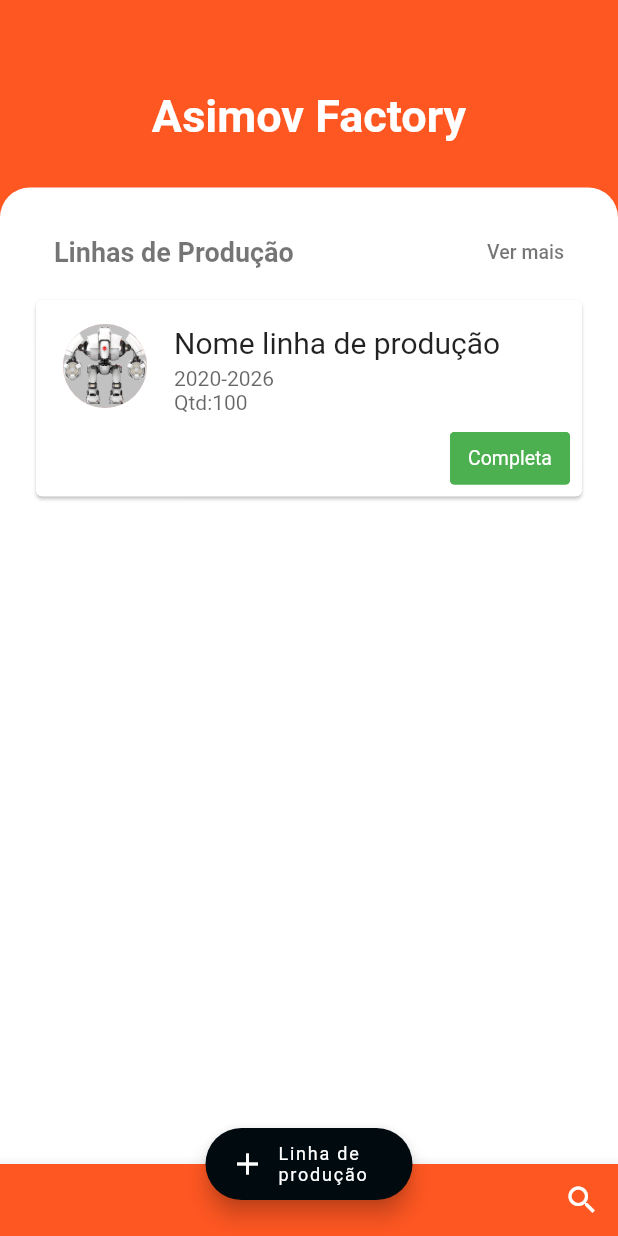
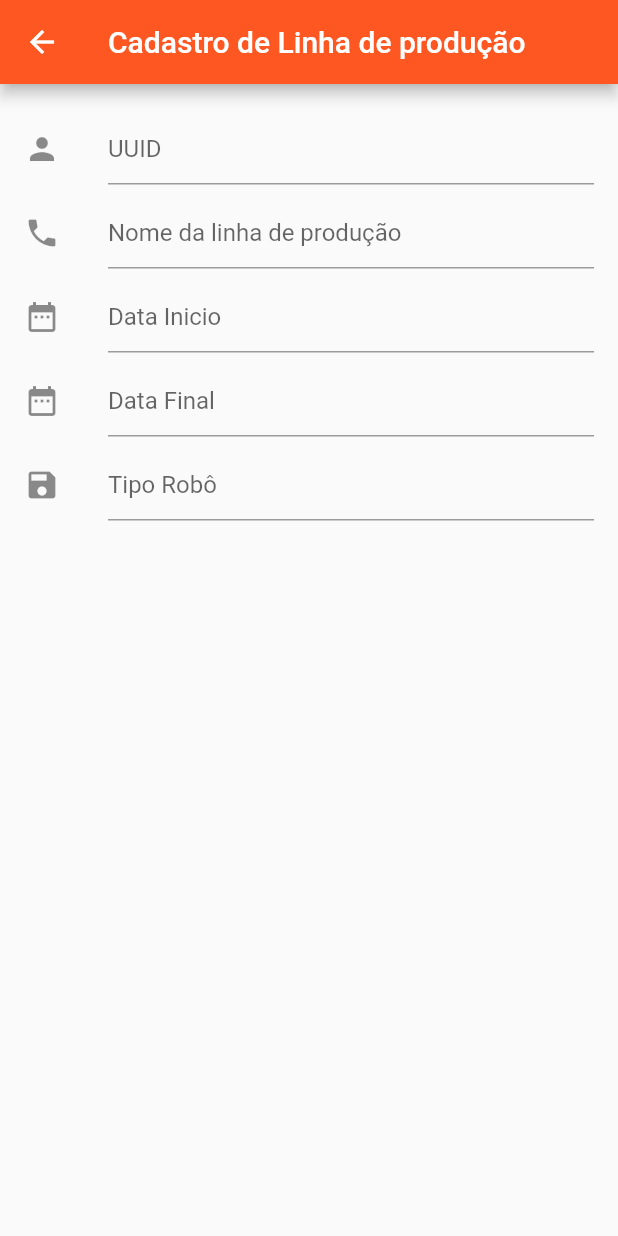
Before and after one commit to jjeanjacques10/dsrpt21-app, a Flutter app: the screen it shows after launch, after a tap on "Linha de produção", on a phone screen of 412 x 824 dp. Run offline on Flutter 3.47's test engine with Material 2 defaults, Android fonts, the phone set to English and light mode, and no system bars; drawn by our look-alikes of getwidget; our stand-ins replace carousel_slider, google_fonts.

Commit message:
Start Forms

```diff
--- /dev/null
+++ b/lib/app/screens/create_production_line.dart
@@ -0,0 +1,71 @@
+import 'package:flutter/material.dart';
+
+class CreateProductionLine extends StatefulWidget {
+  CreateProductionLine({Key key}) : super(key: key);
+
+  @override
+  _CreateProductionLineState createState() => _CreateProductionLineState();
+}
+
+class _CreateProductionLineState extends State<CreateProductionLine> {
+  final _formKey = GlobalKey<FormState>();
+
+  @override
+  Widget build(BuildContext context) {
+    return Scaffold(
+      appBar: AppBar(
+        title: Text('Cadastro de Linha de produção'),
+      ),
+      body: SingleChildScrollView(
+        padding: EdgeInsets.only(top: 15),
+        child: Form(
+          key: _formKey,
+          child: Column(
+            children: [
+              new ListTile(
+                leading: const Icon(Icons.person),
+                title: new TextField(
+                  decoration: new InputDecoration(
+                    hintText: "UUID",
+                  ),
+                ),
+              ),
+              new ListTile(
+                leading: const Icon(Icons.phone),
+                title: new TextField(
+                  decoration: new InputDecoration(
+                    hintText: "Nome da linha de produção",
+                  ),
+                ),
+              ),
+              new ListTile(
+                leading: const Icon(Icons.date_range),
+                title: new TextField(
+                  decoration: new InputDecoration(
+                    hintText: "Data Inicio",
+                  ),
+                ),
+              ),
+              new ListTile(
+                leading: const Icon(Icons.date_range),
+                title: new TextField(
+                  decoration: new InputDecoration(
+                    hintText: "Data Final",
+                  ),
+                ),
+              ),
+              new ListTile(
+                leading: const Icon(Icons.save),
+                title: new TextField(
+                  decoration: new InputDecoration(
+                    hintText: "Tipo Robô",
+                  ),
+                ),
+              ),
+            ],
+          ),
+        ),
+      ),
+    );
+  }
+}
--- a/lib/app/screens/home_screen.dart
+++ b/lib/app/screens/home_screen.dart
@@ -0,0 +1,159 @@
+import 'package:dsrpt21_app/app/layout/colors.dart';
+import 'package:dsrpt21_app/app/layout/constants.dart';
+import 'package:dsrpt21_app/app/widgets/card_production.dart';
+import 'package:flutter/material.dart';
+import 'package:getwidget/getwidget.dart';
+
+class HomeScreen extends StatefulWidget {
+  HomeScreen({Key key}) : super(key: key);
+
+  @override
+  _HomeScreenState createState() => _HomeScreenState();
+}
+
+class _HomeScreenState extends State<HomeScreen> {
+  final GFBottomSheetController _controller = GFBottomSheetController();
+  // This widget is the root of your application.
+  @override
+  Widget build(BuildContext context) {
+    var homeItems = [
+      ListTile(
+          title: Text(
+            'Linhas de Produção',
+            style: headline2,
+          ),
+          trailing: GestureDetector(
+            // When the child is tapped, show a snackbar.
+            onTap: () {},
+            // The custom button
+            child: Text(
+              'Ver mais',
+              style: subtitle2,
+            ),
+          )),
+      carProduction(),
+      carProduction(),
+      ListTile(
+          title: Text(
+            'Modelos',
+            style: headline2,
+          ),
+          trailing: GestureDetector(
+            // When the child is tapped, show a snackbar.
+            onTap: () {},
+            // The custom button
+            child: Text(
+              'Ver mais',
+              style: subtitle2,
+            ),
+          )),
+      Container(
+        margin: EdgeInsets.symmetric(vertical: 20.0),
+        height: 200.0,
+        child: new ListView(
+          scrollDirection: Axis.horizontal,
+          children: <Widget>[
+            Center(
+              child: Image.asset('assets/models/model1.jpg'),
+            ),
+            SizedBox(
+              width: 10,
+            ),
+            Center(
+              child: Image.asset('assets/models/model2.jpg'),
+            ),
+            SizedBox(
+              width: 10,
+            ),
+            Center(
+              child: Image.asset('assets/models/model3.jpg'),
+            ),
+          ],
+        ),
+      ),
+    ];
+    return MaterialApp(
+      debugShowCheckedModeBanner: false,
+      title: 'DSRPT21',
+      theme: ThemeData(
+        primarySwatch: AppColors.orange,
+        //visualDensity: VisualDensity.adaptivePlatformDensity,
+      ),
+      home: Scaffold(
+        backgroundColor: AppColors.orange,
+        body: Column(
+          children: [
+            Container(
+              padding: EdgeInsets.only(
+                  top: 60.0, left: 30.0, right: 30.0, bottom: 30.0),
+              child: Column(
+                crossAxisAlignment: CrossAxisAlignment.start,
+                children: <Widget>[
+                  Text(
+                    'Asimov Factory',
+                    style: TextStyle(
+                      color: Colors.white,
+                      fontSize: 30.0,
+                      fontWeight: FontWeight.w700,
+                    ),
+                  ),
+                ],
+              ),
+            ),
+            Expanded(
+              child: Container(
+                padding: EdgeInsets.symmetric(horizontal: 20.0),
+                decoration: BoxDecoration(
+                  color: Colors.white,
+                  borderRadius: BorderRadius.only(
+                    topLeft: Radius.circular(20.0),
+                    topRight: Radius.circular(20.0),
+                  ),
+                ),
+                child: SingleChildScrollView(
+                  padding: EdgeInsets.only(top: 15),
+                  child: Column(
+                    children: homeItems,
+                  ),
+                ),
+              ),
+            ),
+          ],
+        ),
+        bottomNavigationBar: BottomAppBar(
+          color: AppColors.orange,
+          child: Row(
+            children: [
+              Spacer(),
+              IconButton(
+                  icon: Icon(
+                    Icons.search,
+                    color: Colors.white,
+                  ),
+                  onPressed: () {}),
+            ],
+          ),
+        ),
+        floatingActionButton: FloatingActionButton.extended(
+          onPressed: () {
+            Navigator.pushNamed(context, '/create-production');
+          },
+          label: Container(
+            width: 70,
+            child: Text(
+              'Linha de produção',
+              style: TextStyle(fontWeight: FontWeight.normal, fontSize: 12),
+              overflow: TextOverflow.ellipsis,
+              textDirection: TextDirection.ltr,
+              maxLines: 2,
+            ),
+          ),
+          icon: Icon(Icons.add),
+          foregroundColor: Colors.white,
+          backgroundColor: Color.fromRGBO(1, 11, 15, 1),
+        ),
+        floatingActionButtonLocation: FloatingActionButtonLocation.centerDocked,
+      ),
+    );
+  }
+}
--- /dev/null
+++ b/lib/app/widgets/card_production.dart
@@ -0,0 +1,45 @@
+import 'package:flutter/material.dart';
+import 'package:getwidget/components/avatar/gf_avatar.dart';
+import 'package:getwidget/components/button/gf_button.dart';
+
+Card carProduction() {
+  return Card(
+    clipBehavior: Clip.antiAlias,
+    child: Column(
+      children: [
+        ListTile(
+          leading: GFAvatar(
+            size: 40,
+            backgroundImage: AssetImage("assets/models/model1.jpg"),
+          ),
+          title: const Text(
+            'Nome linha de produção',
+            style: TextStyle(
+              fontSize: 20,
+              height: 2,
+            ),
+          ),
+          subtitle: Text(
+            '2020-2026\nQtd:100',
+            style: TextStyle(
+              color: Colors.black.withOpacity(0.6),
+            ),
+          ),
+        ),
+        ButtonBar(
+          alignment: MainAxisAlignment.end,
+          children: [
+            Container(
+              alignment: Alignment.centerRight,
+              child: GFButton(
+                onPressed: () {},
+                text: 'Completa',
+                color: Colors.green,
+              ),
+            ),
+          ],
+        ),
+      ],
+    ),
+  );
+}
--- a/lib/main.dart
+++ b/lib/main.dart
@@ -1,153 +1,28 @@
+import 'package:carousel_slider/carousel_slider.dart';
 import 'package:dsrpt21_app/app/layout/colors.dart';
-import 'package:dsrpt21_app/app/layout/constants.dart';
+import 'package:dsrpt21_app/app/screens/create_production_line.dart';
+import 'package:dsrpt21_app/app/screens/home_screen.dart';
 import 'package:flutter/material.dart';
-import 'package:getwidget/getwidget.dart';
 
 void main() {
   runApp(MyApp());
 }
 
 class MyApp extends StatelessWidget {
-  final GFBottomSheetController _controller = GFBottomSheetController();
   // This widget is the root of your application.
   @override
   Widget build(BuildContext context) {
     return MaterialApp(
-      title: 'DSRPT21',
+      debugShowCheckedModeBanner: false,
       theme: ThemeData(
         primarySwatch: AppColors.orange,
-        visualDensity: VisualDensity.adaptivePlatformDensity,
+        //visualDensity: VisualDensity.adaptivePlatformDensity,
       ),
-      home: Scaffold(
-        backgroundColor: AppColors.orange,
-        body: Column(
-          children: [
-            Container(
-              padding: EdgeInsets.only(
-                  top: 60.0, left: 30.0, right: 30.0, bottom: 30.0),
-              child: Column(
-                crossAxisAlignment: CrossAxisAlignment.start,
-                children: <Widget>[
-                  Text(
-                    'Asimov Factory',
-                    style: TextStyle(
-                      color: Colors.white,
-                      fontSize: 30.0,
-                      fontWeight: FontWeight.w700,
-                    ),
-                  ),
-                ],
-              ),
-            ),
-            Expanded(
-              child: Container(
-                padding: EdgeInsets.symmetric(horizontal: 20.0),
-                decoration: BoxDecoration(
-                  color: Colors.white,
-                  borderRadius: BorderRadius.only(
-                    topLeft: Radius.circular(20.0),
-                    topRight: Radius.circular(20.0),
-                  ),
-                ),
-                child: SingleChildScrollView(
-                  padding: EdgeInsets.only(top: 15),
-                  child: Column(
-                    children: [
-                      ListTile(
-                          title: Text(
-                            'Linhas de Produção',
-                            style: headline2,
-                          ),
-                          trailing: GestureDetector(
-                            // When the child is tapped, show a snackbar.
-                            onTap: () {},
-                            // The custom button
-                            child: Text(
-                              'Ver mais',
-                              style: subtitle2,
-                            ),
-                          )),
-                      Card(
-                        clipBehavior: Clip.antiAlias,
-                        child: Column(
-                          children: [
-                            ListTile(
-                              leading: GFAvatar(
-                                size: 40,
-                                backgroundImage:
-                                    AssetImage("assets/models/model1.jpg"),
-                              ),
-                              title: const Text(
-                                'Nome linha de produção',
-                                style: TextStyle(
-                                  fontSize: 20,
-                                  height: 2,
-                                ),
-                              ),
-                              subtitle: Text(
-                                '2020-2026\nQtd:100',
-                                style: TextStyle(
-                                  color: Colors.black.withOpacity(0.6),
-                                ),
-                              ),
-                            ),
-                            ButtonBar(
-                              alignment: MainAxisAlignment.end,
-                              children: [
-                                Container(
-                                  alignment: Alignment.centerRight,
-                                  child: GFButton(
-                                    onPressed: () {},
-                                    text: 'Completa',
-                                    color: Colors.green,
-                                  ),
-                                ),
-                              ],
-                            ),
-                          ],
-                        ),
-                      ),
-                    ],
-                  ),
-                ),
-              ),
-            ),
-          ],
-        ),
-        bottomNavigationBar: BottomAppBar(
-          color: AppColors.orange,
-          child: Row(
-            children: [
-              Spacer(),
-              IconButton(
-                  icon: Icon(
-                    Icons.search,
-                    color: Colors.white,
-                  ),
-                  onPressed: () {}),
-            ],
-          ),
-        ),
-        floatingActionButton: FloatingActionButton.extended(
-          onPressed: () {
-            // Add your onPressed code here!
-          },
-          label: Container(
-            width: 70,
-            child: Text(
-              'Linha de produção',
-              style: TextStyle(fontWeight: FontWeight.normal, fontSize: 12),
-              overflow: TextOverflow.ellipsis,
-              textDirection: TextDirection.ltr,
-              maxLines: 2,
-            ),
-          ),
-          icon: Icon(Icons.add),
-          foregroundColor: Colors.white,
-          backgroundColor: Color.fromRGBO(1, 11, 15, 1),
-        ),
-        floatingActionButtonLocation: FloatingActionButtonLocation.centerDocked,
-      ),
+      initialRoute: '/',
+      routes: {
+        "/": (context) => HomeScreen(),
+        "/create-production": (context) => CreateProductionLine(),
+      },
     );
   }
 }
--- a/pubspec.yaml
+++ b/pubspec.yaml
@@ -25,6 +25,7 @@ dependencies:
     sdk: flutter
   getwidget: ^1.1.0
   google_fonts: ^1.1.1
+  carousel_slider: ^2.3.1
 
   # The following adds the Cupertino Icons font to your application.
   # Use with the CupertinoIcons class for iOS style icons.
```
